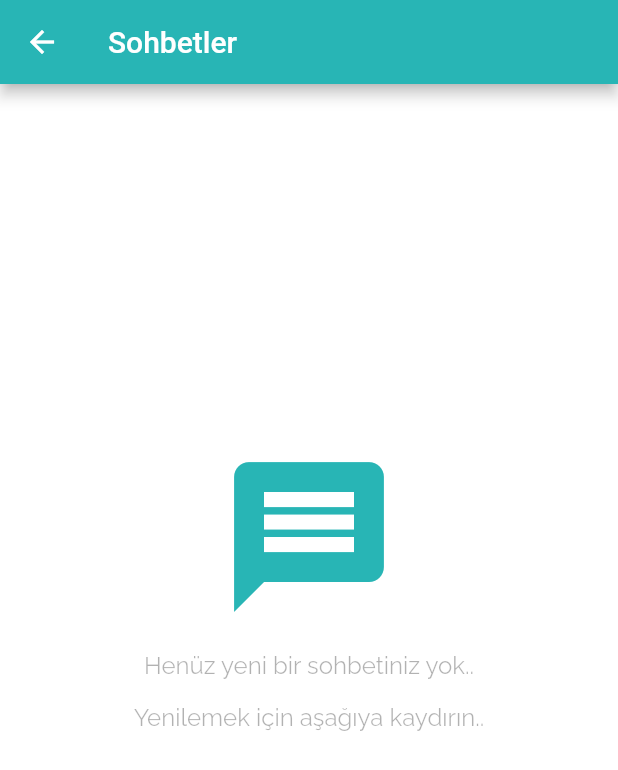
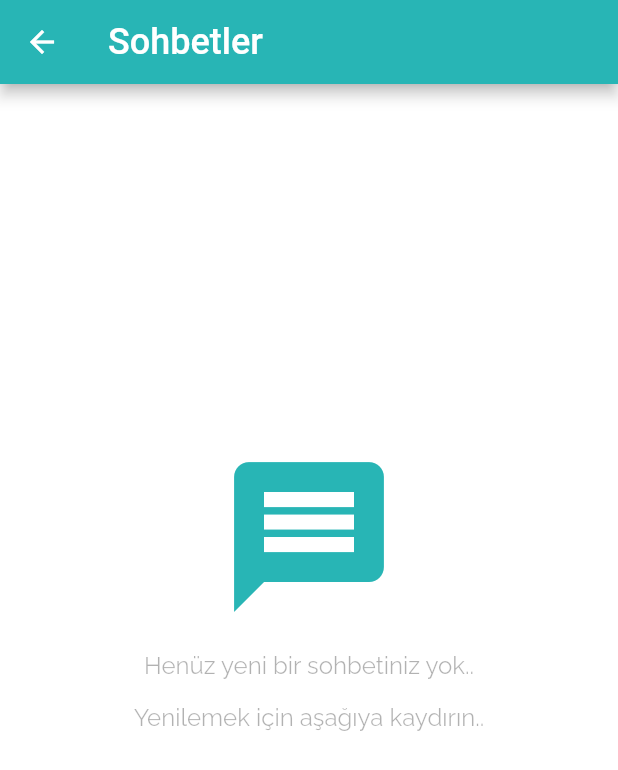
Before and after one commit to mctaspinar/flutterFirebaseChat, a Flutter app: the ChatsPage screen opened directly, on a phone screen of 412 x 824 dp. Shown: the top 770 px of the screen. Run offline on Flutter 3.47's test engine with Material 2 defaults, Android fonts, the phone set to English and light mode, and no system bars; our stand-ins replace cloud_firestore, firebase_auth, firebase_core, firebase_storage, get_it, google_sign_in and 3 more; accounts and stored records are empty.

Commit message:
appbar text size

```diff
--- a/lib/app/chat_list_page.dart
+++ b/lib/app/chat_list_page.dart
@@ -21,7 +21,10 @@ class _ChatsPageState extends State<ChatsPage> {
     UserModel _userModel = Provider.of<UserModel>(context, listen: false);
     return Scaffold(
       appBar: AppBar(
-        title: Text("Sohbetler"),
+        title: Text(
+          "Sohbetler",
+          style: TextStyle(fontSize: 24),
+        ),
       ),
       body: FutureBuilder<List<Chats>>(
         future: _userModel.getAllChats(_userModel.users.userId),
--- a/lib/app/profile_page.dart
+++ b/lib/app/profile_page.dart
@@ -37,7 +37,10 @@ class _ProfilePageState extends State<ProfilePage> {
     print("profil page: " + _usermodel.users.toString());
     return Scaffold(
       appBar: AppBar(
-        title: Text("${_usermodel.users.userName}"),
+        title: Text(
+          "${_usermodel.users.userName}",
+          style: TextStyle(fontSize: 24),
+        ),
         actions: [
           IconButton(
               icon: Icon(
```
